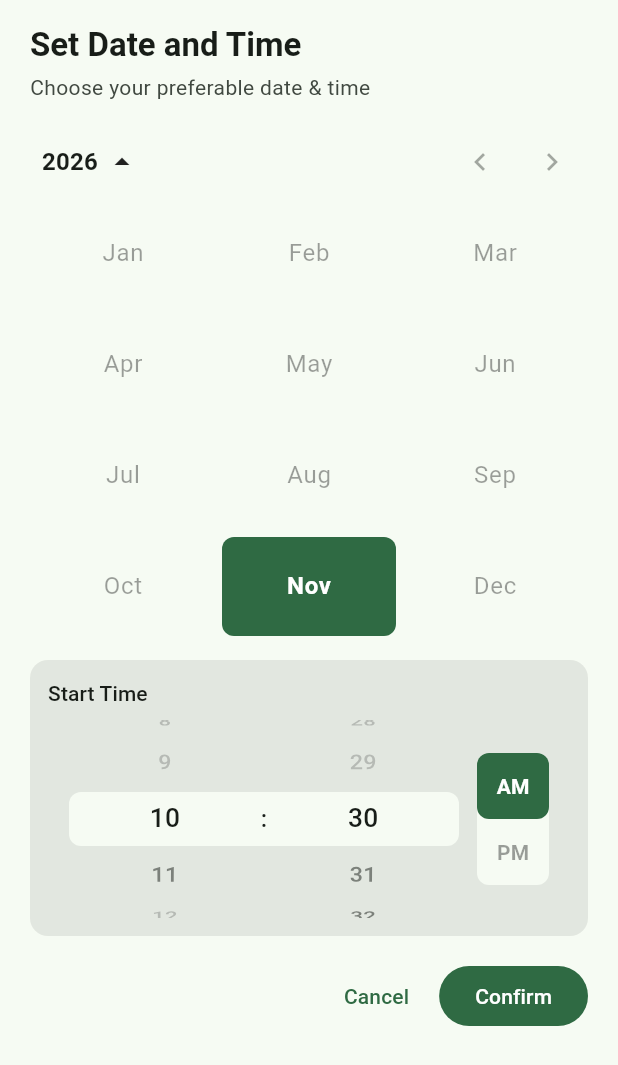
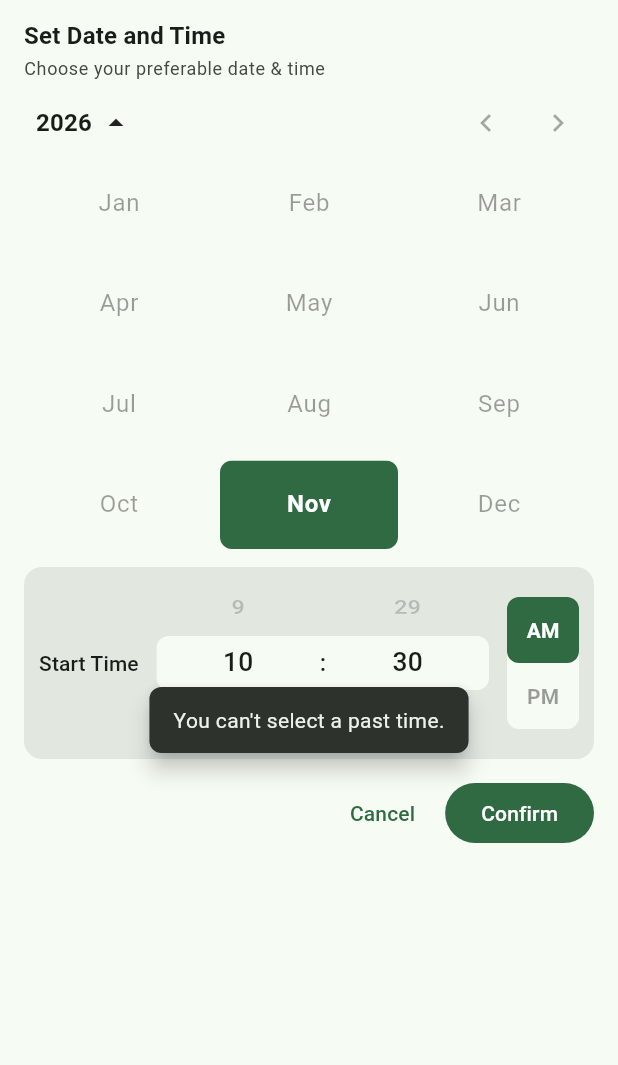
Before and after one commit to engromjanali/date_time_picker_sheet, a Flutter app: the DateTimePicker widget shown alone on an empty page, opened directly with empty values, after a tap on an icon or button, on a phone screen of 412 x 824 dp. Shown: the top 1065 px of the screen. Run offline on Flutter 3.47's test engine with Material 3 defaults, Android fonts, the phone set to English and light mode, and no system bars.

Commit message:
feat: refuse blocked times with an in-picker snackbar, compact tiled calendar and range fixes
- Controller refuses times before the earliest slot; picker shows startInPast / endNotAfterStart as a snackbar inside the picker (validation and validator errors too)
- Default startInPast: You can't select a past time.
- Compact layout; every day on a rounded tile, upcoming days lighter
- Range opened on one day takes the first later tap as its end; end day fully covered by the band
- Action bar keeps Now, Cancel and Confirm on one row
- Example: weekend validator rejects Friday onward

```diff
--- a/example/lib/main.dart
+++ b/example/lib/main.dart
@@ -60,7 +60,7 @@ class _ExampleScreenState extends State<ExampleScreen> {
   Future<String?> _weekdaysOnly(DateTimePickerResult result) async {
     // Stands in for a server check, so the confirm loader is visible.
     await Future<void>.delayed(const Duration(seconds: 1));
-    return result.start.weekday >= DateTime.saturday ? 'We are closed at weekends' : null;
+    return result.start.weekday >= DateTime.friday ? 'We are closed at weekends' : null;
   }
 
   Future<void> _open() async {
@@ -76,6 +76,7 @@ class _ExampleScreenState extends State<ExampleScreen> {
         use24HourFormat: _use24Hour,
         minuteInterval: _minuteInterval,
         validator: _rejectWeekends ? _weekdaysOnly : null,
+        labels: DateTimePickerLabels()
       ),
     );
     setState(() => _lastResult = result == null ? 'Dismissed' : _describe(result));
@@ -122,7 +123,7 @@ class _ExampleScreenState extends State<ExampleScreen> {
         SwitchListTile(title: const Text('Allow past dates and times'), value: _allowPast, onChanged: (bool value) => setState(() => _allowPast = value)),
         SwitchListTile(title: const Text('Today only'), value: _todayOnly, onChanged: (bool value) => setState(() => _todayOnly = value)),
         SwitchListTile(title: const Text('24-hour time'), value: _use24Hour, onChanged: (bool value) => setState(() => _use24Hour = value)),
-        SwitchListTile(title: const Text('Reject weekends (1 s check)'), value: _rejectWeekends, onChanged: (bool value) => setState(() => _rejectWeekends = value)),
+        SwitchListTile(title: const Text('Reject weekends (Friday) (1 s check)'), value: _rejectWeekends, onChanged: (bool value) => setState(() => _rejectWeekends = value)),
         ListTile(
           title: const Text('Minute step'),
           trailing: DropdownButton<int>(
--- a/lib/src/calendar/calendar_header.dart
+++ b/lib/src/calendar/calendar_header.dart
@@ -21,7 +21,7 @@ class CalendarHeader extends StatelessWidget {
   Widget build(BuildContext context) {
     final PickerStyle style = PickerStyle.of(context);
     return SizedBox(
-      height: 48,
+      height: 40,
       child: Row(children: [
         // The title takes all the room the arrows leave, so the arrows always sit at the end.
         Expanded(child: Align(
--- a/lib/src/calendar/day_grid.dart
+++ b/lib/src/calendar/day_grid.dart
@@ -8,8 +8,8 @@ class DayGrid extends StatefulWidget {
   final DateTimePickerController controller;
   const DayGrid({super.key, required this.month, required this.controller});
 
-  static const double weekdayHeight = 32;
-  static const double rowHeight = 44;
+  static const double weekdayHeight = 28;
+  static const double rowHeight = 40;
 
   @override
   State<DayGrid> createState() => _DayGridState();
@@ -91,14 +91,20 @@ class _DayCell extends StatelessWidget {
     final TextStyle text = Theme.of(context).textTheme.bodyMedium!;
     final BorderRadius radius = BorderRadius.circular(style.cellRadius);
     final Color? textColor = isSelected ? style.onSelected : !isEnabled ? style.disabled : isToday ? style.selected : null;
+    // Opaque, so where the band and a band-coloured tile overlap the colour stays even instead of darkening.
+    final Color band = Color.alphaBlend(style.range, style.surface);
+    // Selectable days get a lighter tile than past ones, so what can be picked stands out.
+    final Color dayTile = isEnabled ? style.section.withValues(alpha: style.section.a / 2) : style.section;
+    // Days touching the band take its colour, so the end day reads as a full rounded cap.
+    final Color tileColor = isSelected ? style.selected : bandBefore || bandAfter ? band : dayTile;
 
     return Stack(children: [
       // A Row follows the text direction, so the first half always faces the previous day.
       Positioned.fill(child: Padding(
         padding: const EdgeInsets.symmetric(vertical: 2),
         child: Row(crossAxisAlignment: CrossAxisAlignment.stretch, children: [
-          Expanded(child: ColoredBox(color: bandBefore ? style.range : Colors.transparent)),
-          Expanded(child: ColoredBox(color: bandAfter ? style.range : Colors.transparent)),
+          Expanded(child: ColoredBox(color: bandBefore ? band : Colors.transparent)),
+          Expanded(child: ColoredBox(color: bandAfter ? band : Colors.transparent)),
         ]),
       )),
       Padding(
@@ -115,7 +121,7 @@ class _DayCell extends StatelessWidget {
               overlayColor: style.overlay,
               child: Ink(
                 decoration: BoxDecoration(
-                  color: isSelected ? style.selected : null,
+                  color: tileColor,
                   border: isToday && !isSelected ? Border.all(color: style.selected) : null,
                   borderRadius: radius,
                 ),
@@ -133,5 +139,5 @@ class _DayCell extends StatelessWidget {
 }
 
 // SUMMARY
-// Month grid of days with localised weekday headings: marks today, the selection and disabled days, draws
-// the range band between start and end, and previews the band under the mouse while an end is being picked.
+// Month grid of days on rounded tiles with localised weekday headings: marks today, the selection and
+// disabled days, draws the range band between start and end, and previews it under the mouse.
--- a/lib/src/controller/date_time_picker_controller.dart
+++ b/lib/src/controller/date_time_picker_controller.dart
@@ -34,6 +34,8 @@ class DateTimePickerController extends ChangeNotifier {
     final DateTime end = _initialEnd(start);
     _endDate = DateUtils.dateOnly(end);
     _endTime = TimeOfDay.fromDateTime(end);
+    // A range that opens on one day has no end picked yet, so the first tap on a later day becomes its end.
+    _awaitingEnd = config.isRange && !config.startNowOnly && _endDate == _startDate;
     _clampTimes();
   }
 
@@ -74,16 +76,30 @@ class DateTimePickerController extends ChangeNotifier {
     notifyListeners();
   }
 
-  void setStartTime(TimeOfDay time) {
+  bool setStartTime(TimeOfDay time) {
+    if (_isBefore(time, minimumStartTime)) return _reject();
     _startTime = time;
     _clampTimes();
     notifyListeners();
+    return true;
   }
 
-  void setEndTime(TimeOfDay time) {
+  bool setEndTime(TimeOfDay time) {
+    if (_isBefore(time, minimumEndTime)) return _reject();
     _endTime = time;
     _clampTimes();
     notifyListeners();
+    return true;
+  }
+
+  // Keeps the current time; notifying still rebuilds the wheels so one that landed on a blocked row rolls back.
+  bool _reject() {
+    notifyListeners();
+    return false;
+  }
+
+  static bool _isBefore(TimeOfDay time, TimeOfDay? minimum) {
+    return minimum != null && time.hour * 60 + time.minute < minimum.hour * 60 + minimum.minute;
   }
 
   String? validate() {
@@ -155,4 +171,4 @@ class DateTimePickerController extends ChangeNotifier {
 
 // SUMMARY
 // Holds the picker's selection — start and end day and time — and its rules: date bounds, slot rounding,
-// range tapping, keeping times at or after their earliest allowed slot, validation and the final result.
+// range tapping, refusing times before their earliest allowed slot, validation and the final result.
--- a/lib/src/date_time_picker.dart
+++ b/lib/src/date_time_picker.dart
@@ -1,3 +1,4 @@
+import 'dart:async';
 import 'dart:math';
 
 import 'package:flutter/material.dart';
@@ -25,23 +26,28 @@ class DateTimePicker extends StatefulWidget {
 }
 
 class _DateTimePickerState extends State<DateTimePicker> {
-  late final DateTimePickerController _controller = DateTimePickerController(widget.config)..addListener(_clearError);
+  late final DateTimePickerController _controller = DateTimePickerController(widget.config)..addListener(_hideSnack);
   // Keeps the browsed month and view when a resize moves the calendar between the stacked and wide layouts.
   final GlobalKey _calendarKey = GlobalKey();
   int _movingWheels = 0;
   bool _isSubmitting = false;
-  String? _error;
+  String? _snack;
+  Timer? _snackTimer;
 
   bool get _canSubmit => _movingWheels == 0 && !_isSubmitting;
 
   @override
   void dispose() {
+    _snackTimer?.cancel();
     _controller.dispose();
     super.dispose();
   }
 
-  void _clearError() {
-    if (_error != null) setState(() => _error = null);
+  // A new pick makes the last message stale.
+  void _hideSnack() {
+    if (_snack == null) return;
+    _snackTimer?.cancel();
+    setState(() => _snack = null);
   }
 
   void _onWheelMoving(bool isMoving) {
@@ -49,10 +55,19 @@ class _DateTimePickerState extends State<DateTimePicker> {
     setState(() => _movingWheels = max(0, _movingWheels + (isMoving ? 1 : -1)));
   }
 
+  void _showSnack(String message) {
+    if (!mounted) return;
+    _snackTimer?.cancel();
+    setState(() => _snack = message);
+    _snackTimer = Timer(const Duration(seconds: 3), () {
+      if (mounted) setState(() => _snack = null);
+    });
+  }
+
   void _confirm() {
     final String? error = _controller.validate();
     if (error != null) {
-      setState(() => _error = error);
+      _showSnack(error);
       return;
     }
     _submit(_controller.result());
@@ -64,10 +79,8 @@ class _DateTimePickerState extends State<DateTimePicker> {
       widget.onSubmitted(result);
       return;
     }
-    setState(() {
-      _isSubmitting = true;
-      _error = null;
-    });
+    _hideSnack();
+    setState(() => _isSubmitting = true);
     String? error;
     try {
       error = await validator(result);
@@ -79,7 +92,7 @@ class _DateTimePickerState extends State<DateTimePicker> {
     }
     if (!mounted) return;
     if (error != null) {
-      setState(() => _error = error);
+      _showSnack(error);
       return;
     }
     widget.onSubmitted(result);
@@ -92,31 +105,29 @@ class _DateTimePickerState extends State<DateTimePicker> {
     return ListenableBuilder(
       listenable: _controller,
       builder: (BuildContext context, _) => Padding(
-        padding: const EdgeInsets.fromLTRB(20, 16, 20, 16),
+        padding: const EdgeInsets.fromLTRB(16, 12, 16, 12),
         child: Column(mainAxisSize: MainAxisSize.min, crossAxisAlignment: CrossAxisAlignment.stretch, children: [
-          Text(widget.config.isRange ? labels.rangeTitle : labels.title, style: theme.textTheme.titleLarge?.copyWith(fontWeight: FontWeight.w700)),
-          const SizedBox(height: 4),
-          Text(labels.subtitle, style: theme.textTheme.bodyMedium?.copyWith(color: theme.colorScheme.onSurfaceVariant)),
-          const SizedBox(height: 16),
+          Text(widget.config.isRange ? labels.rangeTitle : labels.title, style: theme.textTheme.titleMedium?.copyWith(fontWeight: FontWeight.w700)),
+          const SizedBox(height: 2),
+          Text(labels.subtitle, style: theme.textTheme.bodySmall?.copyWith(color: theme.colorScheme.onSurfaceVariant)),
+          const SizedBox(height: 8),
 
-          Flexible(child: SingleChildScrollView(child: LayoutBuilder(builder: (BuildContext context, BoxConstraints constraints) {
+          // The snack floats over the bottom of the content, so showing it never shifts the layout.
+          Flexible(child: Stack(children: [
+            SingleChildScrollView(child: LayoutBuilder(builder: (BuildContext context, BoxConstraints constraints) {
               final bool isWide = constraints.maxWidth >= DateTimePicker.wideLayoutWidth;
               final Widget calendar = CalendarView(key: _calendarKey, controller: _controller);
-            final Widget times = _TimeSection(controller: _controller, isStacked: isWide, onMovingChanged: _onWheelMoving);
-            if (!isWide) return Column(children: [calendar, const SizedBox(height: 12), times]);
+              final Widget times = _TimeSection(controller: _controller, isStacked: isWide, onMovingChanged: _onWheelMoving, onRejected: _showSnack);
+              if (!isWide) return Column(children: [calendar, const SizedBox(height: 8), times]);
               return Row(crossAxisAlignment: CrossAxisAlignment.start, children: [
                 Expanded(child: calendar),
                 const SizedBox(width: 24),
                 SizedBox(width: 300, child: times),
               ]);
-          }))),
-
-          if (_error != null)
-            Padding(
-              padding: const EdgeInsets.only(top: 12),
-              child: Semantics(liveRegion: true, child: Text(_error!, style: theme.textTheme.bodyMedium?.copyWith(color: theme.colorScheme.error))),
-            ),
-          const SizedBox(height: 16),
+            })),
+            Positioned(left: 0, right: 0, bottom: 4, child: _SnackMessage(message: _snack)),
+          ])),
+          const SizedBox(height: 12),
 
           _ActionBar(
             labels: labels, showNowAction: widget.config.showNowAction, isSubmitting: _isSubmitting, canSubmit: _canSubmit,
@@ -132,22 +143,25 @@ class _TimeSection extends StatelessWidget {
   final DateTimePickerController controller;
   final bool isStacked;
   final ValueChanged<bool> onMovingChanged;
-  const _TimeSection({required this.controller, required this.isStacked, required this.onMovingChanged});
+  final ValueChanged<String> onRejected;
+  const _TimeSection({required this.controller, required this.isStacked, required this.onMovingChanged, required this.onRejected});
 
   @override
   Widget build(BuildContext context) {
     final DateTimePickerConfig config = controller.config;
     final Widget start = _TimeCard(
       label: config.labels.startTime,
+      isInline: !config.isRange,
       child: config.startNowOnly
           ? _NowTime(label: config.labels.now, use24HourFormat: _use24HourFormat(context))
-          : _ControllerTimePicker(controller: controller, isEnd: false, onMovingChanged: onMovingChanged),
+          : _ControllerTimePicker(controller: controller, isEnd: false, onMovingChanged: onMovingChanged, onRejected: onRejected),
     );
     if (!config.isRange) return start;
 
     final Widget end = _TimeCard(
       label: config.labels.endTime,
-      child: _ControllerTimePicker(controller: controller, isEnd: true, onMovingChanged: onMovingChanged),
+      isInline: false,
+      child: _ControllerTimePicker(controller: controller, isEnd: true, onMovingChanged: onMovingChanged, onRejected: onRejected),
     );
     return LayoutBuilder(builder: (BuildContext context, BoxConstraints constraints) {
       // Side by side, each card needs about 150 px at normal text size to fit its wheels and AM/PM.
@@ -164,7 +178,15 @@ class _ControllerTimePicker extends StatelessWidget {
   final DateTimePickerController controller;
   final bool isEnd;
   final ValueChanged<bool> onMovingChanged;
-  const _ControllerTimePicker({required this.controller, required this.isEnd, required this.onMovingChanged});
+  final ValueChanged<String> onRejected;
+  const _ControllerTimePicker({required this.controller, required this.isEnd, required this.onMovingChanged, required this.onRejected});
+
+  void _onChanged(TimeOfDay time) {
+    final bool isAccepted = isEnd ? controller.setEndTime(time) : controller.setStartTime(time);
+    if (isAccepted) return;
+    final DateTimePickerLabels labels = controller.config.labels;
+    onRejected(isEnd ? labels.endNotAfterStart : labels.startInPast);
+  }
 
   @override
   Widget build(BuildContext context) {
@@ -177,7 +199,7 @@ class _ControllerTimePicker extends StatelessWidget {
       minuteInterval: config.minuteInterval,
       amLabel: config.labels.am ?? localizations.anteMeridiemAbbreviation,
       pmLabel: config.labels.pm ?? localizations.postMeridiemAbbreviation,
-      onChanged: isEnd ? controller.setEndTime : controller.setStartTime,
+      onChanged: _onChanged,
       onMovingChanged: onMovingChanged,
     );
   }
@@ -185,20 +207,30 @@ class _ControllerTimePicker extends StatelessWidget {
 
 class _TimeCard extends StatelessWidget {
   final String label;
+  final bool isInline;
   final Widget child;
-  const _TimeCard({required this.label, required this.child});
+  const _TimeCard({required this.label, required this.isInline, required this.child});
 
   @override
   Widget build(BuildContext context) {
     final PickerStyle style = PickerStyle.of(context);
+    final TextStyle? labelStyle = Theme.of(context).textTheme.titleSmall;
+    // Keeps the wheels a comfortable width when the card is wide.
+    final Widget wheels = ConstrainedBox(constraints: const BoxConstraints(maxWidth: 320), child: child);
     return Container(
-      padding: const EdgeInsets.all(12),
+      padding: const EdgeInsets.all(10),
       decoration: BoxDecoration(color: style.section, borderRadius: BorderRadius.circular(style.cellRadius + 4)),
-      child: Column(crossAxisAlignment: CrossAxisAlignment.start, children: [
-        Text(label, maxLines: 1, overflow: TextOverflow.ellipsis, style: Theme.of(context).textTheme.titleSmall),
-        const SizedBox(height: 8),
-        // Keeps the wheels a comfortable width when the card is wide.
-        Center(child: ConstrainedBox(constraints: const BoxConstraints(maxWidth: 320), child: child)),
+      child: isInline
+          ? Row(children: [
+              // Capped so a long translation wraps instead of squeezing the wheels.
+              ConstrainedBox(constraints: const BoxConstraints(maxWidth: 110), child: Text(label, maxLines: 2, style: labelStyle)),
+              const SizedBox(width: 12),
+              Expanded(child: Align(alignment: AlignmentDirectional.centerEnd, child: wheels)),
+            ])
+          : Column(crossAxisAlignment: CrossAxisAlignment.start, children: [
+              Text(label, maxLines: 1, overflow: TextOverflow.ellipsis, style: labelStyle),
+              const SizedBox(height: 6),
+              Center(child: wheels),
             ]),
     );
   }
@@ -224,6 +256,39 @@ class _NowTime extends StatelessWidget {
   }
 }
 
+class _SnackMessage extends StatelessWidget {
+  final String? message;
+  const _SnackMessage({required this.message});
+
+  @override
+  Widget build(BuildContext context) {
+    // Drawn inside the picker: a ScaffoldMessenger snack would land behind the sheet or dialog's barrier.
+    final ThemeData theme = Theme.of(context);
+    final SnackBarThemeData snackTheme = theme.snackBarTheme;
+    final String? text = message;
+    return AnimatedSwitcher(
+      duration: const Duration(milliseconds: 250),
+      transitionBuilder: (Widget child, Animation<double> animation) => FadeTransition(
+        opacity: animation,
+        child: SlideTransition(position: Tween<Offset>(begin: const Offset(0, 0.3), end: Offset.zero).animate(animation), child: child),
+      ),
+      child: text == null ? const SizedBox.shrink() : Semantics(
+        key: ValueKey<String>(text),
+        liveRegion: true,
+        child: Material(
+          color: snackTheme.backgroundColor ?? theme.colorScheme.inverseSurface,
+          elevation: snackTheme.elevation ?? 6,
+          shape: snackTheme.shape ?? RoundedRectangleBorder(borderRadius: BorderRadius.circular(8)),
+          child: Padding(
+            padding: const EdgeInsets.symmetric(horizontal: 16, vertical: 12),
+            child: Text(text, style: snackTheme.contentTextStyle ?? theme.textTheme.bodyMedium?.copyWith(color: theme.colorScheme.onInverseSurface)),
+          ),
+        ),
+      ),
+    );
+  }
+}
+
 class _ActionBar extends StatelessWidget {
   final DateTimePickerLabels labels;
   final bool showNowAction;
@@ -243,7 +308,8 @@ class _ActionBar extends StatelessWidget {
     final PickerStyle style = PickerStyle.of(context);
     final ButtonStyle textStyle = TextButton.styleFrom(foregroundColor: style.selected);
     return Row(children: [
-      if (showNowAction) Flexible(child: TextButton(style: textStyle, onPressed: isSubmitting ? null : onNow, child: Text(labels.now))),
+      // Natural width only; making it flexible split the bar in half and pushed Cancel and Confirm into a stack.
+      if (showNowAction) TextButton(style: textStyle, onPressed: isSubmitting ? null : onNow, child: Text(labels.now)),
       // Stacks Cancel over Confirm when a narrow screen or long translation cannot fit them side by side.
       Expanded(child: OverflowBar(
         alignment: MainAxisAlignment.end,
@@ -266,6 +332,6 @@ class _ActionBar extends StatelessWidget {
 }
 
 // SUMMARY
-// The picker body shared by the sheet and the dialog: title, calendar, start and end time cards, inline
-// error and the now, cancel and confirm actions; it validates the pick, runs the caller's validator and
-// hands back the result.
+// The picker body shared by the sheet and the dialog: title, calendar, start and end time cards, a snack
+// for refused times and validation errors, and the now, cancel and confirm actions; it validates the pick,
+// runs the caller's validator and hands back the result.
--- a/lib/src/date_time_picker_labels.dart
+++ b/lib/src/date_time_picker_labels.dart
@@ -21,12 +21,12 @@ class DateTimePickerLabels {
     this.title = 'Set Date and Time', this.rangeTitle = 'Select Start & Return Date & Time',
     this.subtitle = 'Choose your preferable date & time', this.startTime = 'Start Time', this.endTime = 'Return Time',
     this.now = 'Now', this.cancel = 'Cancel', this.confirm = 'Confirm', this.am, this.pm,
-    this.startInPast = 'You cannot select a time before the current time',
-    this.endNotAfterStart = 'Return time must be after start time', this.previousYear = 'Previous year', this.nextYear = 'Next year',
+    this.startInPast = "You can't select a past time.",
+    this.endNotAfterStart = 'Return time must be after the start time.', this.previousYear = 'Previous year', this.nextYear = 'Next year',
     this.validationFailed = 'Something went wrong. Please try again.',
   });
 }
 
 // SUMMARY
-// Every piece of text the picker shows, including its validation messages, with English defaults so each
-// app can pass its own translations.
+// Every piece of text the picker shows, including the messages for a refused or invalid start or end time,
+// with English defaults so each app can pass its own translations.
--- a/lib/src/time/time_picker.dart
+++ b/lib/src/time/time_picker.dart
@@ -72,4 +72,4 @@ class TimePicker extends StatelessWidget {
 
 // SUMMARY
 // Hour and minute wheels on a shared selection band, with an AM/PM switch in 12-hour mode; values before the
-// earliest allowed time are shown disabled, and every change is reported as a TimeOfDay.
+// earliest allowed time are shown disabled, and every pick — allowed or not — is reported as a TimeOfDay.
--- a/lib/src/time/time_wheel.dart
+++ b/lib/src/time/time_wheel.dart
@@ -21,7 +21,8 @@ class TimeWheel extends StatefulWidget {
   });
 
   static const double itemExtent = 36;
-  static const double height = 132;
+  // Exactly three rows: the picked value with one neighbour above and below.
+  static const double height = itemExtent * 3;
 
   @override
   State<TimeWheel> createState() => _TimeWheelState();
```
Also changed, not shown: lib/src/time/am_pm_toggle.dart (+4 -3 lines), 8 other files. Lines whose indentation alone changed are shown as unchanged.
